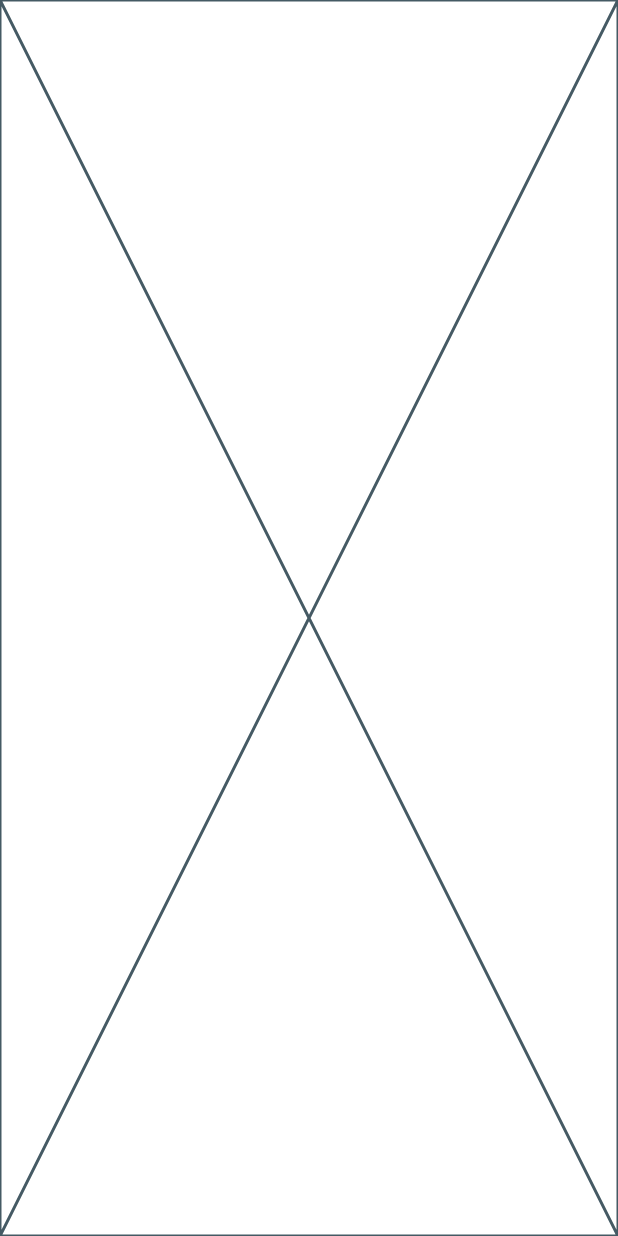
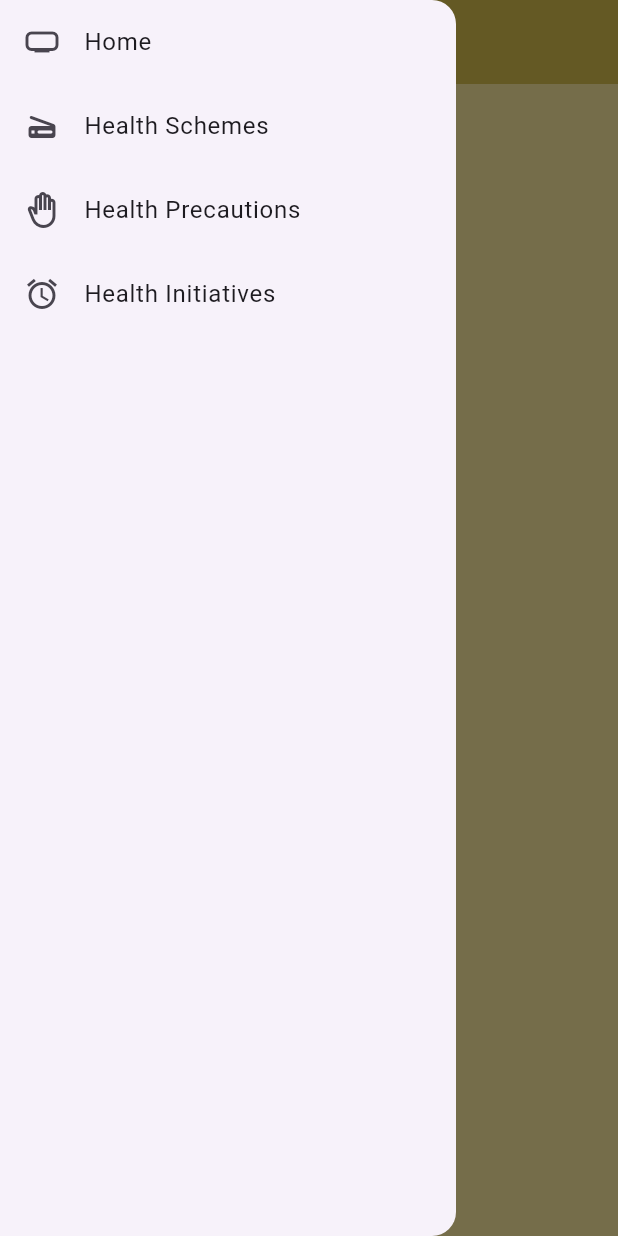
Before and after one commit to cyph3r-exe/Fitness-Foods, a Flutter app: the screen it shows after launch, with the side drawer open (before the commit the screen has no drawer), on a phone screen of 412 x 824 dp. Run offline on Flutter 3.47's test engine with Material 3 defaults, Android fonts, the phone set to English and light mode, and no system bars; our stand-ins replace flutter_svg.

Commit message:
day1:changes

```diff
--- a/projectkaushalya/lib/pages/home_page.dart
+++ b/projectkaushalya/lib/pages/home_page.dart
@@ -1,4 +1,8 @@
 import 'package:flutter/material.dart';
+import 'package:projectkaushalya/pages/health_initiative.dart';
+import 'package:projectkaushalya/pages/health_precautions.dart';
+import 'package:projectkaushalya/pages/health_schemes.dart';
+
 
 class HomePage extends StatefulWidget {
   const HomePage({super.key});
@@ -10,6 +14,61 @@ class HomePage extends StatefulWidget {
 class _HomePageState extends State<HomePage> {
   @override
   Widget build(BuildContext context) {
-    return const Placeholder();
+    return Scaffold(
+      backgroundColor: const Color.fromARGB(255, 255, 238, 161),
+      appBar: AppBar(
+        title: const Text('Home'),
+        backgroundColor: const Color.fromARGB(255, 219, 193, 78),
+      ),
+      drawer: const NavigationDrawer(),
+    );
   }
 }
+
+class NavigationDrawer extends StatelessWidget {
+  const NavigationDrawer({super.key});
+
+  @override
+  Widget build(BuildContext context) => Drawer(
+    child: SingleChildScrollView(
+      child: Column(
+        crossAxisAlignment: CrossAxisAlignment.stretch,
+        children: <Widget> [
+          buildHeader(context),
+          buildMenuItems(context),
+        ],
+      ),
+    ),
+  );
+
+  Widget buildHeader(BuildContext context) => Container(
+    padding: EdgeInsets.only(
+      top: MediaQuery.of(context).padding.top,
+    ),
+  );
+
+  Widget buildMenuItems(BuildContext context) => Column(
+    children: [
+      ListTile(
+        leading: const Icon(Icons.home_max_outlined),
+        title: const Text('Home'),
+        onTap: () => const HomePage(),
+      ),
+      ListTile(
+        leading: const Icon(Icons.scanner_rounded),
+        title: const Text('Health Schemes'),
+        onTap: () => const HealthSchemes(),
+      ),
+      ListTile(
+        leading: const Icon(Icons.back_hand_outlined),
+        title: const Text('Health Precautions'),
+        onTap: () => const HealthPrecautions(),
+      ),
+      ListTile(
+        leading: const Icon(Icons.access_alarm_outlined),
+        title: const Text('Health Initiatives'),
+        onTap: () => const HealthInitiatives(),
+      ),
+    ],
+  );
+}
```
Also changed, not shown: projectkaushalya/lib/pages/health_initiative.dart (added, +15 -0 lines), projectkaushalya/lib/pages/health_precautions.dart (added, +15 -0 lines), projectkaushalya/lib/pages/health_schemes.dart (added, +16 -0 lines).
